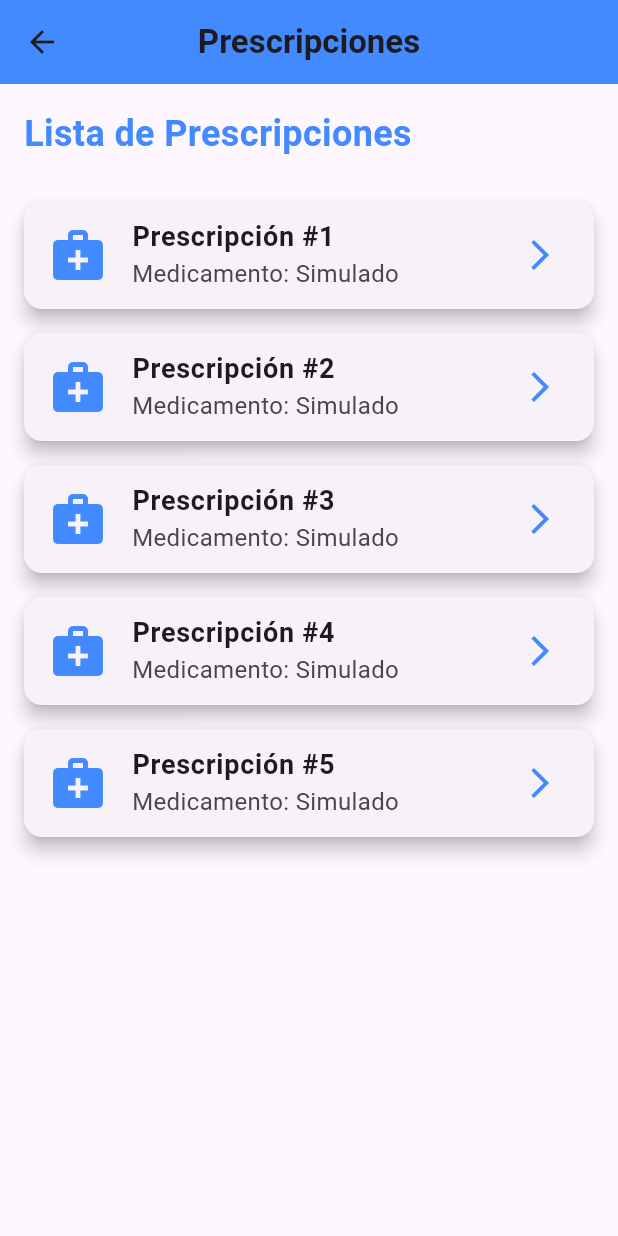
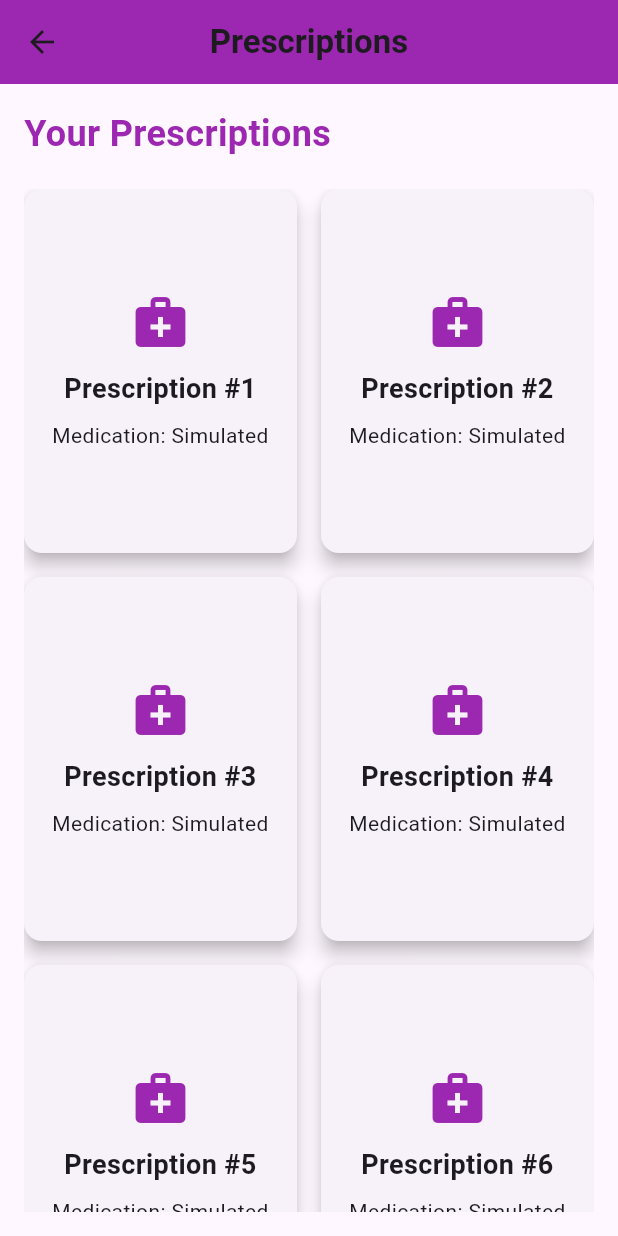
Before and after one commit to tjqqaa/ITAPP, a Flutter app: the PrescriptionsScreen screen opened directly, on a phone screen of 412 x 824 dp. Run offline on Flutter 3.47's test engine with Material 3 defaults, Android fonts, the phone set to English and light mode, and no system bars; our stand-ins replace flutter_local_notifications, timezone.

Commit message:
Prescriptions screen changes

```diff
--- a/lib/views/patients/prescriptions_screen.dart
+++ b/lib/views/patients/prescriptions_screen.dart
@@ -1,3 +1,5 @@
+import 'package:flutter/material.dart';
+
 import 'package:flutter/material.dart';
 
 class PrescriptionsScreen extends StatelessWidget {
@@ -7,9 +9,9 @@ class PrescriptionsScreen extends StatelessWidget {
   Widget build(BuildContext context) {
     return Scaffold(
       appBar: AppBar(
-        backgroundColor: Colors.blueAccent,
+        backgroundColor: Colors.purple, // Same purple color as the rest of the app
         title: Text(
-          'Prescripciones',
+          'Prescriptions',
           style: TextStyle(fontSize: 22, fontWeight: FontWeight.bold),
         ),
         centerTitle: true,
@@ -19,52 +21,66 @@ class PrescriptionsScreen extends StatelessWidget {
         child: Column(
           crossAxisAlignment: CrossAxisAlignment.start,
           children: <Widget>[
-            // Encabezado
+            // Header Text
             Text(
-              'Lista de Prescripciones',
+              'Your Prescriptions',
               style: TextStyle(
                 fontSize: 24,
                 fontWeight: FontWeight.bold,
-                color: Colors.blueAccent,
+                color: Colors.purple, // Same purple color
               ),
             ),
             SizedBox(height: 20),
 
-            // Simulación de un listado de prescripciones con tarjetas
+            // Grid of prescriptions
             Expanded(
-              child: ListView.builder(
-                itemCount: 5, // Simulamos 5 prescripciones
+              child: GridView.builder(
+                gridDelegate: SliverGridDelegateWithFixedCrossAxisCount(
+                  crossAxisCount: 2, // Two columns in the grid
+                  crossAxisSpacing: 16,
+                  mainAxisSpacing: 16,
+                  childAspectRatio: 0.75, // Adjusting the aspect ratio of each item
+                ),
+                itemCount: 6, // Simulating 6 prescriptions
                 itemBuilder: (context, index) {
                   return Card(
                     elevation: 5,
-                    margin: EdgeInsets.symmetric(vertical: 8),
+                    margin: EdgeInsets.zero,
                     shape: RoundedRectangleBorder(
                       borderRadius: BorderRadius.circular(12),
                     ),
-                    child: ListTile(
-                      leading: Icon(
-                        Icons.medical_services,
-                        color: Colors.blueAccent,
-                        size: 40,
-                      ),
-                      title: Text(
-                        'Prescripción #${index + 1}',
-                        style: TextStyle(fontSize: 18, fontWeight: FontWeight.bold),
-                      ),
-                      subtitle: Text(
-                        'Medicamento: Simulado',
-                        style: TextStyle(fontSize: 16),
-                      ),
-                      trailing: Icon(
-                        Icons.arrow_forward_ios,
-                        color: Colors.blueAccent,
-                      ),
+                    child: InkWell(
                       onTap: () {
-                        // Acción al hacer tap (aún no definida)
+                        // Action when the user taps on a prescription
                         ScaffoldMessenger.of(context).showSnackBar(
-                          SnackBar(content: Text('Detalles de la prescripción')),
+                          SnackBar(content: Text('Viewing prescription #${index + 1}')),
                         );
                       },
+                      child: Container(
+                        padding: EdgeInsets.all(16),
+                        child: Column(
+                          mainAxisAlignment: MainAxisAlignment.center,
+                          children: [
+                            Icon(
+                              Icons.medical_services,
+                              color: Colors.purple, // Purple icon for consistency
+                              size: 40,
+                            ),
+                            SizedBox(height: 12),
+                            Text(
+                              'Prescription #${index + 1}',
+                              style: TextStyle(fontSize: 18, fontWeight: FontWeight.bold),
+                              textAlign: TextAlign.center,
+                            ),
+                            SizedBox(height: 8),
+                            Text(
+                              'Medication: Simulated',
+                              style: TextStyle(fontSize: 14),
+                              textAlign: TextAlign.center,
+                            ),
+                          ],
+                        ),
+                      ),
                     ),
                   );
                 },
```
